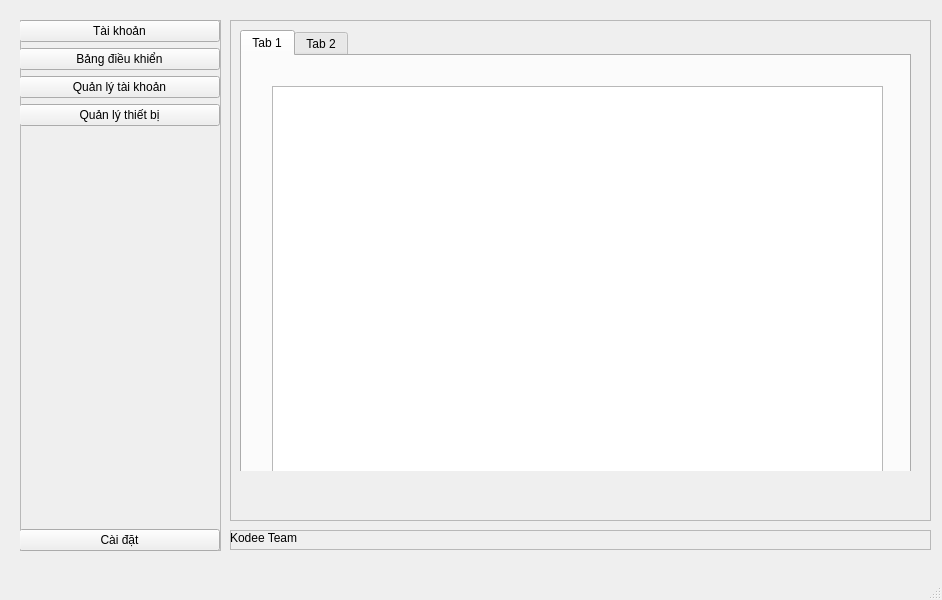
Old version of the form apps/templates/home.ui in the repository kodee174/kodeefarm.
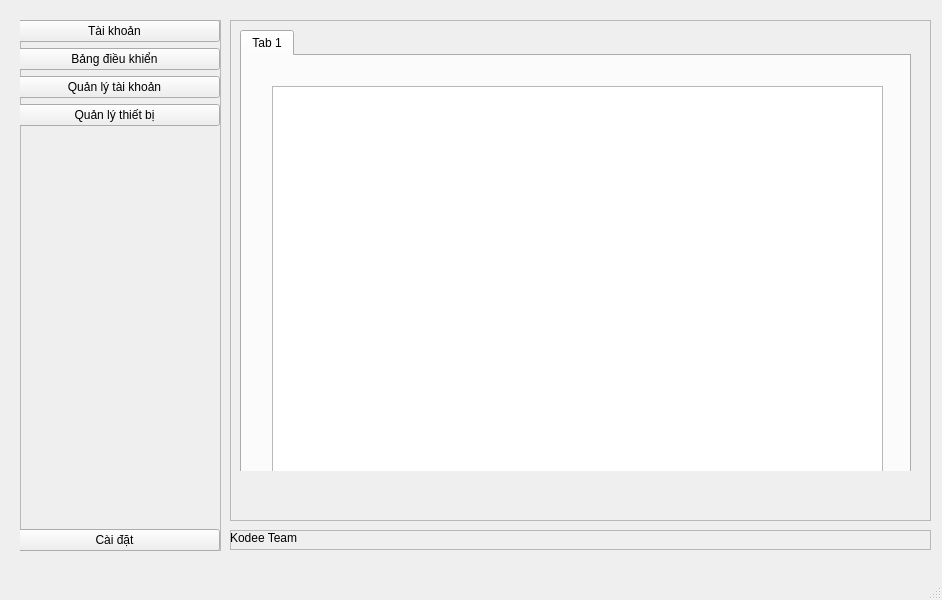
New version of the form.

```diff
--- a/apps/templates/home.ui
+++ b/apps/templates/home.ui
@@ -41,9 +41,9 @@
     <widget class="QWidget" name="verticalLayoutWidget">
      <property name="geometry">
       <rect>
-       <x>-1</x>
+       <x>-11</x>
        <y>0</y>
-       <width>201</width>
+       <width>211</width>
        <height>531</height>
       </rect>
      </property>
@@ -154,11 +154,6 @@
          </property>
         </widget>
        </widget>
-       <widget class="QWidget" name="tab_2">
-        <attribute name="title">
-         <string>Tab 2</string>
-        </attribute>
-       </widget>
       </widget>
      </widget>
      <widget class="QWidget" name="page_2">
```
Left out of the diff: 3 changed lines with no effect on the pictures.
